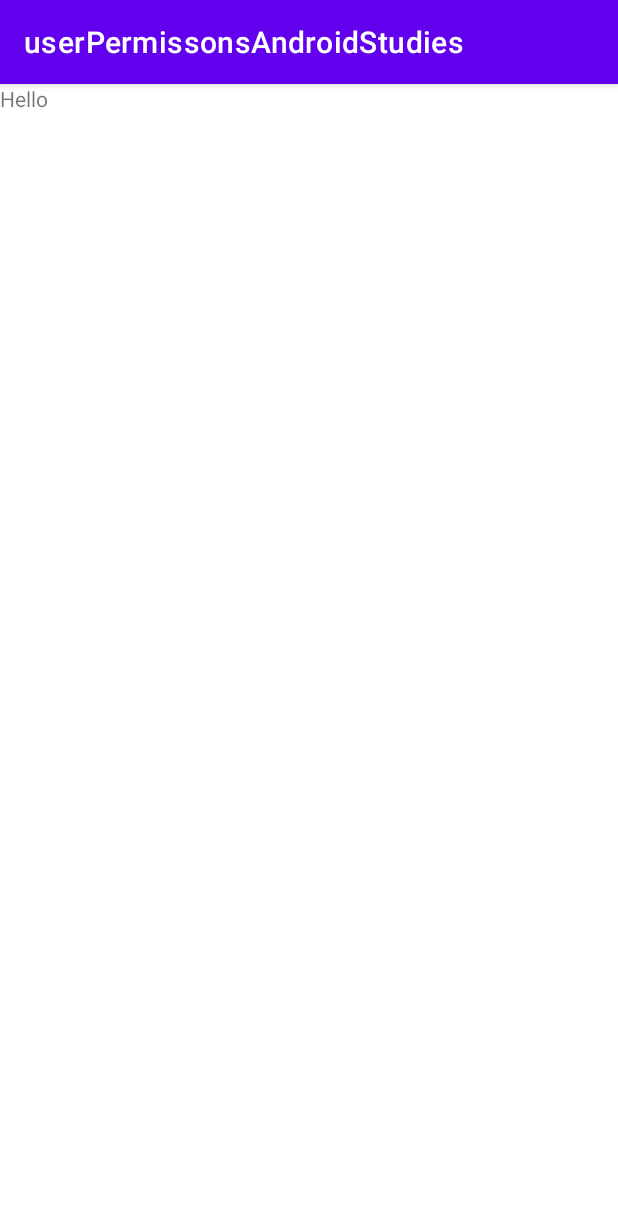
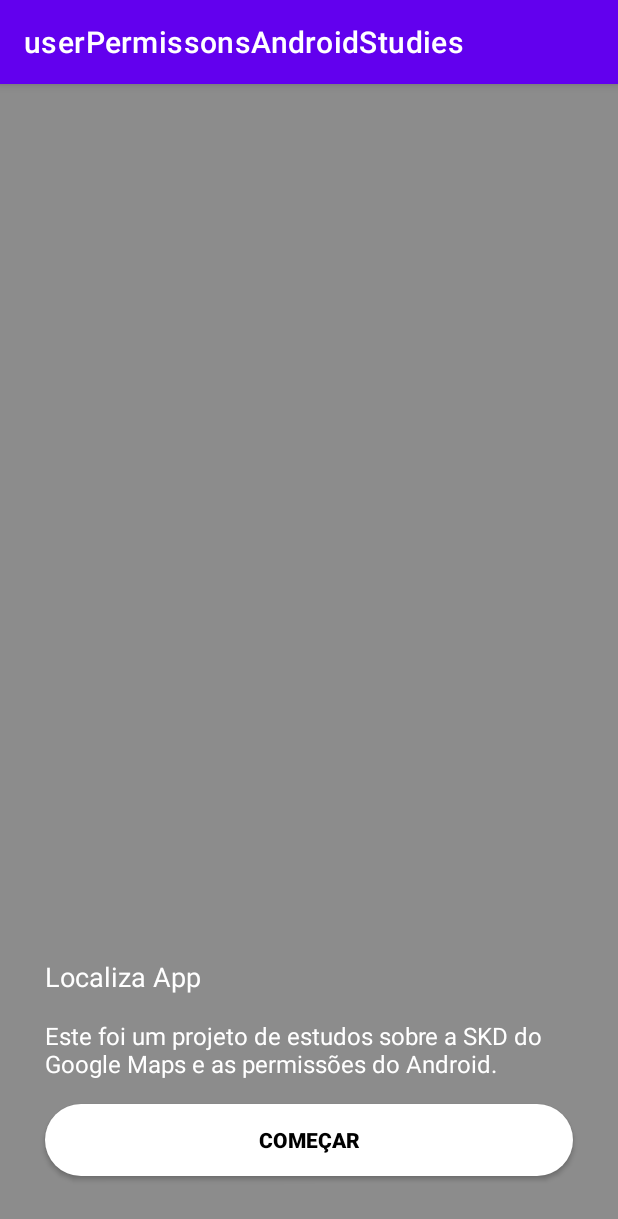
Before and after one commit to banzathedev/Android-permisions-aand-google-maps-skd, an Android app: the screen it shows after launch (MainActivity), on a phone screen of 412 x 824 dp. Shown: the top 1219 px of the screen. Run offline under Robolectric (Android 15) with nearby library versions, the phone set to English and light mode, and no system bars.

Commit message:
onboarding layout finished

```diff
--- /dev/null
+++ b/app/src/main/res/drawable/shape_button_default.xml
@@ -0,0 +1,5 @@
+<?xml version="1.0" encoding="utf-8"?>
+<shape xmlns:android="http://schemas.android.com/apk/res/android">
+    <solid android:color="@color/black" />
+    <corners android:radius="50dp" />
+</shape>
--- a/app/src/main/res/layout/onboarding_fragment.xml
+++ b/app/src/main/res/layout/onboarding_fragment.xml
@@ -1,13 +1,83 @@
 <?xml version="1.0" encoding="utf-8"?>
-<FrameLayout xmlns:android="http://schemas.android.com/apk/res/android"
+<androidx.constraintlayout.widget.ConstraintLayout xmlns:android="http://schemas.android.com/apk/res/android"
+    xmlns:app="http://schemas.android.com/apk/res-auto"
     xmlns:tools="http://schemas.android.com/tools"
     android:layout_width="match_parent"
     android:layout_height="match_parent"
     tools:context=".ui.view.OnboardingFragment">
 
+    <androidx.constraintlayout.widget.Guideline
+        android:id="@+id/gld_onboarding_fragment_start"
+        android:layout_width="wrap_content"
+        android:layout_height="wrap_content"
+        android:orientation="vertical"
+        app:layout_constraintGuide_begin="30dp" />
+
+    <androidx.constraintlayout.widget.Guideline
+        android:id="@+id/gld_onboarding_fragment_end"
+        android:layout_width="wrap_content"
+        android:layout_height="wrap_content"
+        android:orientation="vertical"
+        app:layout_constraintGuide_end="30dp" />
+
+
+    <ImageView
+        android:id="@+id/iv_onboarding_fragment_background"
+        android:layout_width="0dp"
+        android:layout_height="0dp"
+        android:scaleType="centerCrop"
+        app:layout_constraintBottom_toBottomOf="parent"
+        app:layout_constraintEnd_toEndOf="parent"
+        app:layout_constraintStart_toStartOf="parent"
+        app:layout_constraintTop_toTopOf="parent" />
+
+    <View
+        android:layout_width="0dp"
+        android:layout_height="0dp"
+        android:alpha="0.9"
+        android:background="@color/black_translucent"
+        app:layout_constraintBottom_toBottomOf="parent"
+        app:layout_constraintEnd_toEndOf="parent"
+        app:layout_constraintStart_toStartOf="parent"
+        app:layout_constraintTop_toTopOf="parent" />
+
     <TextView
-        android:layout_width="match_parent"
-        android:layout_height="match_parent"
-        android:text="Hello" />
+        android:id="@+id/tv_onboarding_fragment_tittle"
+        android:layout_width="0dp"
+        android:layout_height="wrap_content"
+        android:layout_marginBottom="16dp"
+        android:text="@string/localiza_app"
+        android:textColor="@color/white"
+        android:textSize="@dimen/tittle_18sp"
+        app:layout_constraintBottom_toTopOf="@id/tv_onboarding_fragment_disclaimer"
+        app:layout_constraintEnd_toStartOf="@id/gld_onboarding_fragment_end"
+        app:layout_constraintStart_toStartOf="@id/gld_onboarding_fragment_start" />
 
-</FrameLayout>
+    <TextView
+        android:id="@+id/tv_onboarding_fragment_disclaimer"
+        style="@style/regular"
+        android:layout_width="0dp"
+        android:layout_height="wrap_content"
+        android:layout_marginBottom="16dp"
+        android:text="@string/onboarding_disclaimer"
+        android:textColor="@color/white"
+        android:textSize="@dimen/large_text_size_16dp"
+        app:layout_constraintBottom_toTopOf="@+id/start_home_button"
+        app:layout_constraintEnd_toStartOf="@+id/gld_onboarding_fragment_end"
+        app:layout_constraintStart_toStartOf="@+id/gld_onboarding_fragment_start" />
+
+    <androidx.appcompat.widget.AppCompatButton
+        android:id="@+id/start_home_button"
+        style="@style/button_default"
+        android:layout_width="0dp"
+        android:layout_height="wrap_content"
+        android:layout_marginBottom="40dp"
+        android:backgroundTint="@color/white"
+        android:text="@string/start_button"
+        android:textColor="@color/black"
+        app:layout_constraintBottom_toBottomOf="parent"
+        app:layout_constraintEnd_toStartOf="@+id/gld_onboarding_fragment_end"
+        app:layout_constraintStart_toStartOf="@+id/gld_onboarding_fragment_start" />
+
+
+</androidx.constraintlayout.widget.ConstraintLayout>
--- a/app/src/main/res/values/Styles.xml
+++ b/app/src/main/res/values/Styles.xml
@@ -4,4 +4,16 @@
         <item name="android:textStyle">bold</item>
         <item name="android:textColor">@color/black</item>
     </style>
+    <style name="regular">
+        <item name="android:textStyle">normal</item>
+        <item name="android:textColor">@color/black</item>
+    </style>
+    <style name="button_default">
+        <item name="android:foreground">?attr/selectableItemBackground</item>
+        <item name="android:background">@drawable/shape_button_default</item>
+        <item name="android:textColor">@color/white</item>
+        <item name="android:textStyle">bold</item>
+        <item name="android:textAllCaps">true</item>
+        <item name="android:textSize">14sp</item>
+    </style>
 </resources>
--- a/app/src/main/res/values/colors.xml
+++ b/app/src/main/res/values/colors.xml
@@ -7,4 +7,6 @@
     <color name="teal_700">#FF018786</color>
     <color name="black">#FF000000</color>
     <color name="white">#FFFFFFFF</color>
+
+    <color name="black_translucent">#80000000</color>
 </resources>
--- a/app/src/main/res/values/dimens.xml
+++ b/app/src/main/res/values/dimens.xml
@@ -1,4 +1,6 @@
 <?xml version="1.0" encoding="utf-8"?>
 <resources>
     <dimen name="tittle_size_18sp">18sp</dimen>
+    <dimen name="tittle_18sp">18sp</dimen>
+    <dimen name="large_text_size_16dp">16sp</dimen>
 </resources>
--- a/app/src/main/res/values/strings.xml
+++ b/app/src/main/res/values/strings.xml
@@ -4,4 +4,7 @@
     <!-- TODO: Remove or change this placeholder text -->
     <string name="hello_blank_fragment">Hello blank fragment</string>
     <string name="appName">Localiza</string>
+    <string name="localiza_app">Localiza App</string>
+    <string name="onboarding_disclaimer">Este foi um projeto de estudos sobre a SKD do Google Maps e as permissões do Android.</string>
+    <string name="start_button">Começar</string>
 </resources>
```
